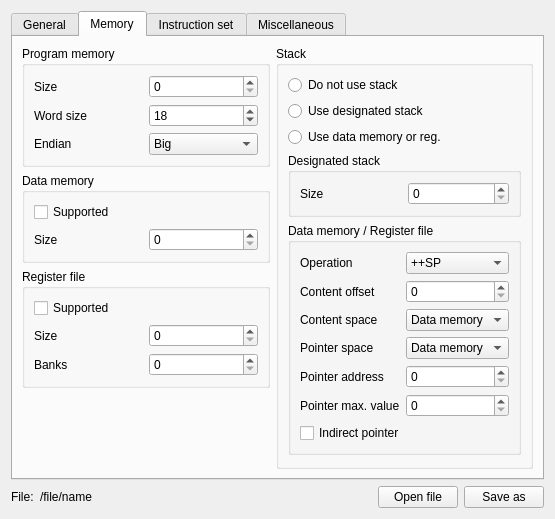
AbyssAbbeba/MDS-picoblaze-AVR-ide, file IDE/utilities/AdjSimProcDef/AdjSimProcDefGuiWidget.ui: the form before one commit.
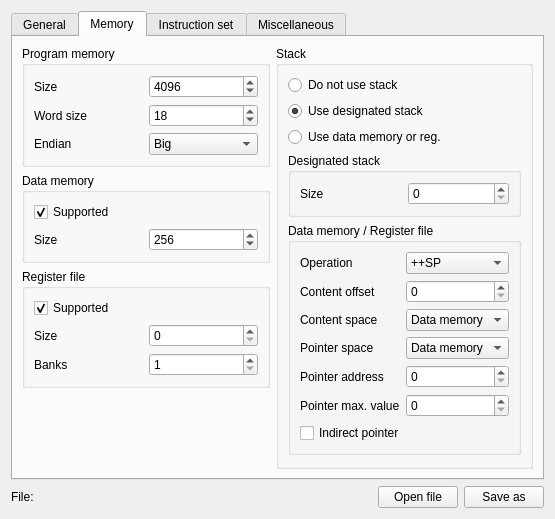
The form after the commit. The open tabs and pages were chosen to show the change.

The edit to the form file:
```diff
--- a/IDE/utilities/AdjSimProcDef/AdjSimProcDefGuiWidget.ui
+++ b/IDE/utilities/AdjSimProcDef/AdjSimProcDefGuiWidget.ui
@@ -99,7 +99,17 @@
            </widget>
           </item>
           <item row="0" column="1">
-           <widget class="QSpinBox" name="spinBox_10"/>
+           <widget class="QSpinBox" name="spinBoxProgramSize">
+            <property name="maximum">
+             <number>65536</number>
+            </property>
+            <property name="singleStep">
+             <number>512</number>
+            </property>
+            <property name="value">
+             <number>4096</number>
+            </property>
+           </widget>
           </item>
           <item row="1" column="1">
            <widget class="QSpinBox" name="spinBox_11">
@@ -128,6 +138,9 @@
             <property name="text">
              <string>Supported</string>
             </property>
+            <property name="checked">
+             <bool>true</bool>
+            </property>
            </widget>
           </item>
           <item row="1" column="0">
@@ -138,7 +151,17 @@
            </widget>
           </item>
           <item row="1" column="1">
-           <widget class="QSpinBox" name="spinBox_6"/>
+           <widget class="QSpinBox" name="spinBoxDataMemorySize">
+            <property name="maximum">
+             <number>65536</number>
+            </property>
+            <property name="singleStep">
+             <number>8</number>
+            </property>
+            <property name="value">
+             <number>256</number>
+            </property>
+           </widget>
           </item>
          </layout>
         </widget>
@@ -154,6 +177,9 @@
             <property name="text">
              <string>Supported</string>
             </property>
+            <property name="checked">
+             <bool>true</bool>
+            </property>
            </widget>
           </item>
           <item row="1" column="0">
@@ -171,7 +197,14 @@
            </widget>
           </item>
           <item row="2" column="1">
-           <widget class="QSpinBox" name="spinBox_3"/>
+           <widget class="QSpinBox" name="spinBoxRegisterFileBanks">
+            <property name="minimum">
+             <number>1</number>
+            </property>
+            <property name="maximum">
+             <number>32</number>
+            </property>
+           </widget>
           </item>
           <item row="1" column="1">
            <widget class="QSpinBox" name="spinBox_7"/>
@@ -210,6 +243,9 @@
             <property name="text">
              <string>Use designated stack</string>
             </property>
+            <property name="checked">
+             <bool>true</bool>
+            </property>
            </widget>
           </item>
           <item>
@@ -1504,7 +1540,7 @@
      <item>
       <widget class="QLabel" name="label_47">
        <property name="text">
-        <string>/file/name</string>
+        <string>&lt;untitled&gt;</string>
        </property>
       </widget>
      </item>
```
Left out of the diff: 52 changed lines with no effect on the pictures.
